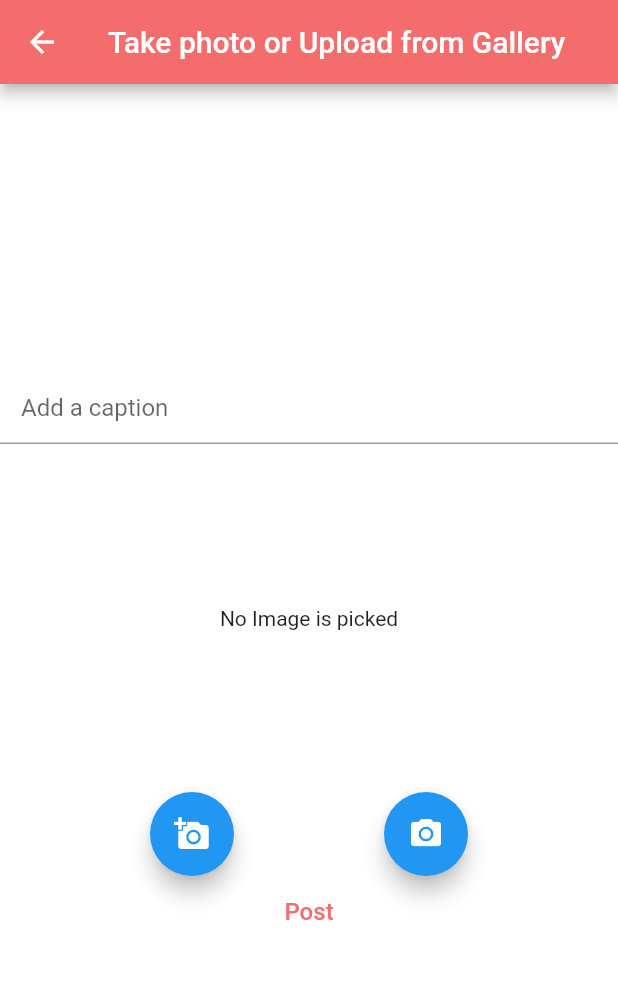
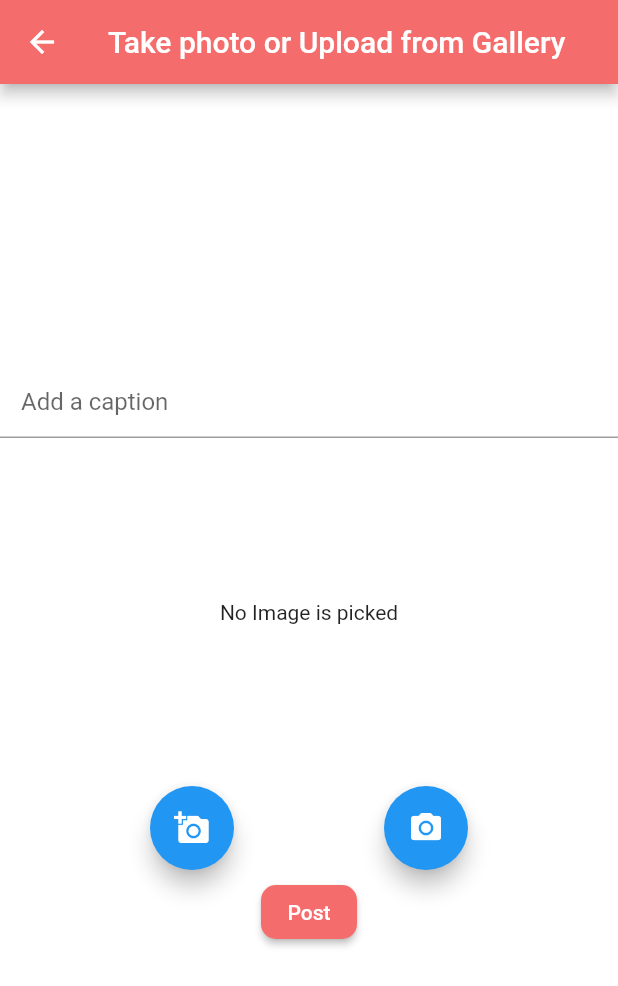
Before and after one commit to ishajain15/UniLyfe, a Flutter app: the MyHomePage screen opened directly, on a phone screen of 412 x 824 dp. Shown: the top 986 px of the screen. Run offline on Flutter 3.47's test engine with Material 2 defaults, Android fonts, the phone set to English and light mode, and no system bars; our stand-ins replace auto_size_text, cloud_firestore, community_material_icon, firebase_auth, firebase_core, font_awesome_flutter and 4 more; missing offline and left inert: dart:html, polls; accounts and stored records are empty; generated files the repository leaves out were written again.

Commit message:
updated photo posting button to redirect to home page, added points in profile page, covid legend added to tabs

```diff
--- /dev/null
+++ b/unilyfe_app/lib/customized_items/buttons/photo_posting_button.dart
@@ -0,0 +1,26 @@
+import 'package:flutter/material.dart';
+import 'package:unilyfe_app/widgets/provider_widget.dart';
+
+class PhotoPostingButton extends StatelessWidget {
+  @override
+  Widget build(BuildContext context) => Container(
+        padding: EdgeInsets.all(4),
+        child: ElevatedButton(
+          onPressed: () {
+            final auth = Provider.of(context).auth;
+            auth.setNewUser(false);
+            Navigator.of(context).pushReplacementNamed('/home');
+          },
+          style: ElevatedButton.styleFrom(
+            primary: Color(0xFFF46C6B),
+            onPrimary: Colors.white,
+            shape: RoundedRectangleBorder(
+                borderRadius: BorderRadius.circular(10.0)),
+          ),
+          child: Text(
+            'Post',
+            //style: TextStyle(fontWeight: FontWeight.bold, fontSize: 20),
+          ),
+        ),
+      );
+}
--- a/unilyfe_app/lib/page/create_posts/image_picker.dart
+++ b/unilyfe_app/lib/page/create_posts/image_picker.dart
@@ -2,6 +2,8 @@ import 'dart:io';
 import 'package:flutter/cupertino.dart';
 import 'package:flutter/material.dart';
 import 'package:image_picker/image_picker.dart';
+import 'package:unilyfe_app/customized_items/buttons/photo_posting_button.dart';
+
 void main() => runApp(MyApp());
 class MyApp extends StatelessWidget {
   // This widget is the root of your application.
@@ -98,16 +100,17 @@ class _MyHomePageState extends State<MyHomePage> {
           ),
           // start Post button
           // ignore: deprecated_member_use
-          FlatButton(
-            onPressed: () => debugPrint('pressed'),
+          /* FlatButton(
+            onPressed: () => debugPrint('Photo post button pressed'),
             child: Text('Post',
               style: TextStyle(
                 fontSize: 16,
                 color: Color(0xFFF46C6B)
               )
             )
-          ),
+          ), */
           // end Post button
+        PhotoPostingButton(),
         ],
       ),
     );
```
Also changed, not shown: unilyfe_app/lib/page/profile_page.dart (+10 -0 lines), unilyfe_app/lib/page/tabs/tabs_page.dart (+79 -2 lines), 1 other file.
